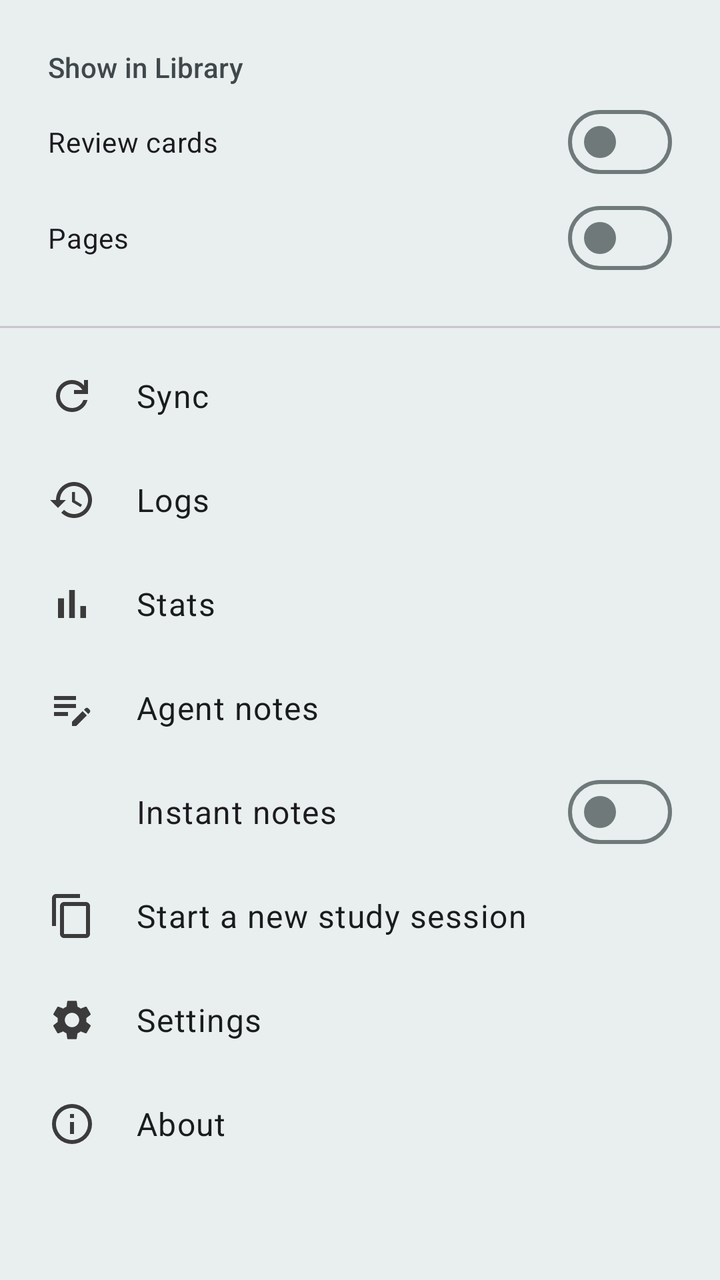
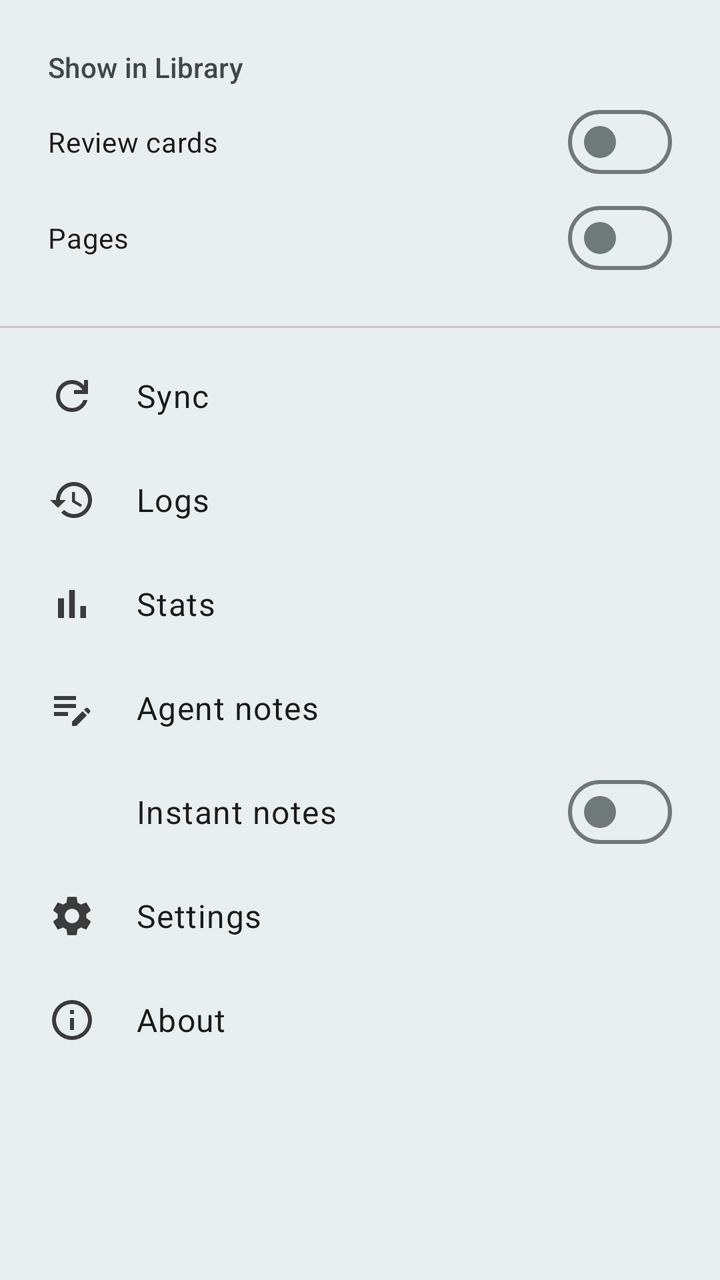

Before-and-after screenshots of an Android layout around one commit, followed by the original layout XML and the change that was made.
<!-- AndroidManifest.xml: application theme MJ_PDF_THEME -->
<!-- res/layout/dialog_home_menu.xml -->
<?xml version="1.0" encoding="utf-8"?>
<ScrollView xmlns:android="http://schemas.android.com/apk/res/android"
    xmlns:app="http://schemas.android.com/apk/res-auto"
    android:layout_width="match_parent"
    android:layout_height="wrap_content">

    <LinearLayout
        android:layout_width="match_parent"
        android:layout_height="wrap_content"
        android:orientation="vertical"
        android:paddingTop="8dp"
        android:paddingBottom="8dp">

        <LinearLayout
            android:id="@+id/librarySection"
            android:layout_width="match_parent"
            android:layout_height="wrap_content"
            android:orientation="vertical"
            android:paddingHorizontal="24dp"
            android:paddingTop="16dp">

            <TextView
                android:layout_width="wrap_content"
                android:layout_height="wrap_content"
                android:text="@string/home_library_show"
                android:textAppearance="?attr/textAppearanceLabelLarge"
                android:textColor="?attr/colorOnSurfaceVariant" />

            <com.google.android.material.materialswitch.MaterialSwitch
                android:id="@+id/showReviewCountsSwitch"
                android:layout_width="match_parent"
                android:layout_height="wrap_content"
                android:layout_marginTop="4dp"
                android:text="@string/home_library_show_review_cards" />

            <com.google.android.material.materialswitch.MaterialSwitch
                android:id="@+id/showPageCountsSwitch"
                android:layout_width="match_parent"
                android:layout_height="wrap_content"
                android:text="@string/home_library_show_pages" />
        </LinearLayout>

        <com.google.android.material.divider.MaterialDivider
            android:id="@+id/menuDivider"
            android:layout_width="match_parent"
            android:layout_height="wrap_content"
            android:layout_marginTop="20dp"
            android:layout_marginBottom="8dp" />

        <LinearLayout
            android:id="@+id/syncNowRow"
            android:layout_width="match_parent"
            android:layout_height="wrap_content"
            android:background="?attr/selectableItemBackground"
            android:clickable="true"
            android:focusable="true"
            android:gravity="center_vertical"
            android:minHeight="52dp"
            android:orientation="horizontal"
            android:paddingHorizontal="24dp">

            <ImageView
                android:layout_width="24dp"
                android:layout_height="24dp"
                android:importantForAccessibility="no"
                android:src="@drawable/ic_refresh"
                app:tint="?attr/colorPrimary" />

            <TextView
                android:layout_width="wrap_content"
                android:layout_height="wrap_content"
                android:layout_marginStart="20dp"
                android:text="@string/home_sync_now"
                android:textAppearance="?attr/textAppearanceBodyLarge"
                android:textColor="?attr/colorOnSurface" />
        </LinearLayout>

        <LinearLayout
            android:id="@+id/operationsRow"
            android:layout_width="match_parent"
            android:layout_height="wrap_content"
            android:background="?attr/selectableItemBackground"
            android:clickable="true"
            android:focusable="true"
            android:gravity="center_vertical"
            android:minHeight="52dp"
            android:orientation="horizontal"
            android:paddingHorizontal="24dp">

            <ImageView
                android:layout_width="24dp"
                android:layout_height="24dp"
                android:importantForAccessibility="no"
                android:src="@drawable/ic_history"
                app:tint="?attr/colorPrimary" />

            <TextView
                android:layout_width="wrap_content"
                android:layout_height="wrap_content"
                android:layout_marginStart="20dp"
                android:text="@string/home_operations"
                android:textAppearance="?attr/textAppearanceBodyLarge"
                android:textColor="?attr/colorOnSurface" />
        </LinearLayout>


        <LinearLayout
            android:id="@+id/statsRow"
            android:layout_width="match_parent"
            android:layout_height="wrap_content"
            android:background="?attr/selectableItemBackground"
            android:clickable="true"
            android:focusable="true"
            android:gravity="center_vertical"
            android:minHeight="52dp"
            android:orientation="horizontal"
            android:paddingHorizontal="24dp">

            <ImageView
                android:layout_width="24dp"
                android:layout_height="24dp"
                android:importantForAccessibility="no"
                android:src="@drawable/ic_stats"
                app:tint="?attr/colorPrimary" />

            <TextView
                android:layout_width="wrap_content"
                android:layout_height="wrap_content"
                android:layout_marginStart="20dp"
                android:text="@string/home_menu_stats"
                android:textAppearance="?attr/textAppearanceBodyLarge"
                android:textColor="?attr/colorOnSurface" />
        </LinearLayout>



        <LinearLayout
            android:id="@+id/agentNotesRow"
            android:layout_width="match_parent"
            android:layout_height="wrap_content"
            android:background="?attr/selectableItemBackground"
            android:clickable="true"
            android:focusable="true"
            android:gravity="center_vertical"
            android:minHeight="52dp"
            android:orientation="horizontal"
            android:paddingHorizontal="24dp">

            <ImageView
                android:layout_width="24dp"
                android:layout_height="24dp"
                android:importantForAccessibility="no"
                android:src="@drawable/ic_agent_note_outline"
                app:tint="?attr/colorPrimary" />

            <TextView
                android:layout_width="wrap_content"
                android:layout_height="wrap_content"
                android:layout_marginStart="20dp"
                android:text="@string/agent_notes"
                android:textAppearance="?attr/textAppearanceBodyLarge"
                android:textColor="?attr/colorOnSurface" />
        </LinearLayout>

        
        <TextView
            android:id="@+id/pushActiveLine"
            android:layout_width="match_parent"
            android:layout_height="wrap_content"
            android:gravity="center_vertical"
            android:minHeight="52dp"
            android:paddingStart="68dp"
            android:paddingEnd="24dp"
            android:text="@string/agent_notes_push_arrives"
            android:textAppearance="?attr/textAppearanceBodyLarge"
            android:textColor="?attr/colorOnSurface"
            android:visibility="gone" />

        <com.google.android.material.materialswitch.MaterialSwitch
            android:id="@+id/studyModeSwitch"
            android:layout_width="match_parent"
            android:layout_height="wrap_content"
            android:minHeight="52dp"
            android:paddingStart="68dp"
            android:paddingEnd="24dp"
            android:text="@string/agent_notes_study_mode"
            android:textAppearance="?attr/textAppearanceBodyLarge" />

        <LinearLayout
            android:id="@+id/startStudySessionRow"
            android:layout_width="match_parent"
            android:layout_height="wrap_content"
            android:background="?attr/selectableItemBackground"
            android:clickable="true"
            android:focusable="true"
            android:gravity="center_vertical"
            android:minHeight="52dp"
            android:orientation="horizontal"
            android:paddingHorizontal="24dp">

            <ImageView
                android:layout_width="24dp"
                android:layout_height="24dp"
                android:importantForAccessibility="no"
                android:src="@drawable/ic_copy"
                app:tint="?attr/colorPrimary" />

            <TextView
                android:layout_width="wrap_content"
                android:layout_height="wrap_content"
                android:layout_marginStart="20dp"
                android:text="@string/agent_notes_start_study_session"
                android:textAppearance="?attr/textAppearanceBodyLarge"
                android:textColor="?attr/colorOnSurface" />
        </LinearLayout>

        <LinearLayout
            android:id="@+id/settingsRow"
            android:layout_width="match_parent"
            android:layout_height="wrap_content"
            android:background="?attr/selectableItemBackground"
            android:clickable="true"
            android:focusable="true"
            android:gravity="center_vertical"
            android:minHeight="52dp"
            android:orientation="horizontal"
            android:paddingHorizontal="24dp">

            <ImageView
                android:layout_width="24dp"
                android:layout_height="24dp"
                android:importantForAccessibility="no"
                android:src="@drawable/ic_settings"
                app:tint="?attr/colorPrimary" />

            <TextView
                android:layout_width="wrap_content"
                android:layout_height="wrap_content"
                android:layout_marginStart="20dp"
                android:text="@string/settings"
                android:textAppearance="?attr/textAppearanceBodyLarge"
                android:textColor="?attr/colorOnSurface" />
        </LinearLayout>

        <LinearLayout
            android:id="@+id/aboutRow"
            android:layout_width="match_parent"
            android:layout_height="wrap_content"
            android:background="?attr/selectableItemBackground"
            android:clickable="true"
            android:focusable="true"
            android:gravity="center_vertical"
            android:minHeight="52dp"
            android:orientation="horizontal"
            android:paddingHorizontal="24dp">

            <ImageView
                android:layout_width="24dp"
                android:layout_height="24dp"
                android:importantForAccessibility="no"
                android:src="@drawable/info_icon"
                app:tint="?attr/colorPrimary" />

            <TextView
                android:layout_width="wrap_content"
                android:layout_height="wrap_content"
                android:layout_marginStart="20dp"
                android:text="@string/action_about"
                android:textAppearance="?attr/textAppearanceBodyLarge"
                android:textColor="?attr/colorOnSurface" />
        </LinearLayout>
    </LinearLayout>
</ScrollView>
<!-- resources referenced by this layout -->
<resources>
  <!-- drawable ic_copy (drawable) -->
  <vector xmlns:android="http://schemas.android.com/apk/res/android"
      android:width="24dp"
      android:height="24dp"
      android:viewportWidth="24"
      android:viewportHeight="24">
      <path
          android:fillColor="?colorOnBackground"
          android:pathData="M16,1L4,1c-1.1,0 -2,0.9 -2,2v14h2L4,3h12L16,1zM19,5L8,5c-1.1,0 -2,0.9 -2,2v14c0,1.1 0.9,2 2,2h11c1.1,0 2,-0.9 2,-2L21,7c0,-1.1 -0.9,-2 -2,-2zM19,21L8,21L8,7h11v14z" />
  </vector>
  <string name="action_about">About</string>
  <string name="agent_notes" translatable="false">Agent notes</string>
  <string name="agent_notes_push_arrives" translatable="false">Notes arrive instantly</string>
  <string name="agent_notes_start_study_session" translatable="false">Start a new study session</string>
  <string name="agent_notes_study_mode" translatable="false">Instant notes</string>
  <string name="home_library_show" translatable="false">Show in Library</string>
  <string name="home_library_show_pages" translatable="false">Pages</string>
  <string name="home_library_show_review_cards" translatable="false">Review cards</string>
  <string name="home_menu_stats">Stats</string>
  <string name="home_operations">Logs</string>
  <string name="home_sync_now">Sync</string>
  <string name="settings">Settings</string>
  <style name="MJ_PDF_THEME" parent="@style/BaseTheme">
          <item name="android:windowLightStatusBar" tools:ignore="NewApi">true</item>
      </style>
  <color name="md_theme_primary">#3B3B3B</color>
  <color name="md_theme_onPrimary">#FFFFFF</color>
  <color name="md_theme_primaryContainer">#C9DFDC</color>
  <color name="md_theme_onPrimaryContainer">#001F24</color>
  <color name="md_theme_secondary">#4A6267</color>
  <color name="md_theme_onSecondary">#FFFFFF</color>
  <color name="md_theme_secondaryContainer">#CDE7EC</color>
  <color name="md_theme_onSecondaryContainer">#051F23</color>
  <color name="md_theme_tertiary">#525E7D</color>
  <color name="md_theme_onTertiary">#FFFFFF</color>
  <color name="md_theme_tertiaryContainer">#DAE2FF</color>
  <color name="md_theme_onTertiaryContainer">#0E1B37</color>
  <color name="md_theme_error">#BA1A1A</color>
  <color name="md_theme_errorContainer">#FFDAD6</color>
  <color name="md_theme_onError">#FFFFFF</color>
  <color name="md_theme_onErrorContainer">#410002</color>
  <color name="md_theme_surfaceContainerHigh">#E9EEEE</color>
  <color name="md_theme_onBackground">#191C1D</color>
  <color name="md_theme_onSurface">#191C1D</color>
  <color name="md_theme_surfaceVariant">#DBE4E6</color>
  <color name="md_theme_onSurfaceVariant">#3F484A</color>
  <color name="md_theme_outline">#6F797A</color>
  <color name="md_theme_inverseOnSurface">#EFF1F1</color>
  <color name="md_theme_inverseSurface">#2E3132</color>
  <color name="md_theme_inversePrimary">#DDDDDD</color>
  <style name="CustomOverflowMenuStyle" parent="Widget.AppCompat.PopupMenu.Overflow">
          <item name="android:popupBackground">@drawable/chrome_popup_background</item>
      </style>
  <style name="CustomPopupMenuStyle" parent="Widget.AppCompat.PopupMenu">
          <item name="android:popupBackground">@drawable/chrome_popup_background</item>
      </style>
  <!-- drawable chrome_popup_background (drawable) -->
  <?xml version="1.0" encoding="utf-8"?>
  <shape xmlns:android="http://schemas.android.com/apk/res/android">
      <corners android:radius="4dp" />
      <solid android:color="?attr/colorSurfaceContainerHigh" />
  </shape>
  <style name="ChromeSnackbarTextView" parent="Widget.Material3.Snackbar.TextView">
          <item name="android:textColor">?attr/colorOnSurface</item>
          <item name="android:alpha">1</item>
      </style>
  <style name="ChromeSnackbarShape" parent="">
          <item name="cornerFamily">rounded</item>
          <item name="cornerSize">16dp</item>
      </style>
  <!-- unchanged entries left out for length: 14 -->
</resources>

<!-- the commit's change to res/layout/dialog_home_menu.xml (unified diff, before → after) -->
@@ -160,22 +160,18 @@
                 android:text="@string/agent_notes"
                 android:textAppearance="?attr/textAppearanceBodyLarge"
                 android:textColor="?attr/colorOnSurface" />
+
+            <View
+                android:id="@+id/agentNotesRowDot"
+                android:layout_width="10dp"
+                android:layout_height="10dp"
+                android:layout_marginStart="12dp"
+                android:background="@drawable/agent_notes_dot"
+                android:importantForAccessibility="no"
+                android:visibility="gone" />
         </LinearLayout>
 
         
-        <TextView
-            android:id="@+id/pushActiveLine"
-            android:layout_width="match_parent"
-            android:layout_height="wrap_content"
-            android:gravity="center_vertical"
-            android:minHeight="52dp"
-            android:paddingStart="68dp"
-            android:paddingEnd="24dp"
-            android:text="@string/agent_notes_push_arrives"
-            android:textAppearance="?attr/textAppearanceBodyLarge"
-            android:textColor="?attr/colorOnSurface"
-            android:visibility="gone" />
-
         <com.google.android.material.materialswitch.MaterialSwitch
             android:id="@+id/studyModeSwitch"
             android:layout_width="match_parent"
@@ -187,34 +183,6 @@
             android:textAppearance="?attr/textAppearanceBodyLarge" />
 
         <LinearLayout
-            android:id="@+id/startStudySessionRow"
-            android:layout_width="match_parent"
-            android:layout_height="wrap_content"
-            android:background="?attr/selectableItemBackground"
-            android:clickable="true"
-            android:focusable="true"
-            android:gravity="center_vertical"
-            android:minHeight="52dp"
-            android:orientation="horizontal"
-            android:paddingHorizontal="24dp">
-
-            <ImageView
-                android:layout_width="24dp"
-                android:layout_height="24dp"
-                android:importantForAccessibility="no"
-                android:src="@drawable/ic_copy"
-                app:tint="?attr/colorPrimary" />
-
-            <TextView
-                android:layout_width="wrap_content"
-                android:layout_height="wrap_content"
-                android:layout_marginStart="20dp"
-                android:text="@string/agent_notes_start_study_session"
-                android:textAppearance="?attr/textAppearanceBodyLarge"
-                android:textColor="?attr/colorOnSurface" />
-        </LinearLayout>
-
-        <LinearLayout
             android:id="@+id/settingsRow"
             android:layout_width="match_parent"
             android:layout_height="wrap_content"
<!-- resource entries referenced after the edit -->
@@ -1,19 +1,13 @@
 <!-- resources referenced by this layout -->
 <resources>
-  <!-- drawable ic_copy (drawable) -->
-  <vector xmlns:android="http://schemas.android.com/apk/res/android"
-      android:width="24dp"
-      android:height="24dp"
-      android:viewportWidth="24"
-      android:viewportHeight="24">
-      <path
-          android:fillColor="?colorOnBackground"
-          android:pathData="M16,1L4,1c-1.1,0 -2,0.9 -2,2v14h2L4,3h12L16,1zM19,5L8,5c-1.1,0 -2,0.9 -2,2v14c0,1.1 0.9,2 2,2h11c1.1,0 2,-0.9 2,-2L21,7c0,-1.1 -0.9,-2 -2,-2zM19,21L8,21L8,7h11v14z" />
-  </vector>
+  <!-- drawable agent_notes_dot (drawable) -->
+  <?xml version="1.0" encoding="utf-8"?>
+  <shape xmlns:android="http://schemas.android.com/apk/res/android" android:shape="oval">
+      <solid android:color="?attr/colorPrimary" />
+      <size android:width="10dp" android:height="10dp" />
+  </shape>
   <string name="action_about">About</string>
   <string name="agent_notes" translatable="false">Agent notes</string>
-  <string name="agent_notes_push_arrives" translatable="false">Notes arrive instantly</string>
-  <string name="agent_notes_start_study_session" translatable="false">Start a new study session</string>
   <string name="agent_notes_study_mode" translatable="false">Instant notes</string>
   <string name="home_library_show" translatable="false">Show in Library</string>
   <string name="home_library_show_pages" translatable="false">Pages</string>
